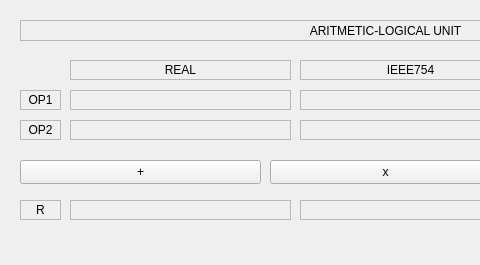
First picture: the form in Practica_4_ARCO/mainwindow.ui, repository angelmtnzz/ALU-ARCO, before the edit; both pictures show x 0 to 480 and y 0 to 265 of the 773 by 265 pixel window.
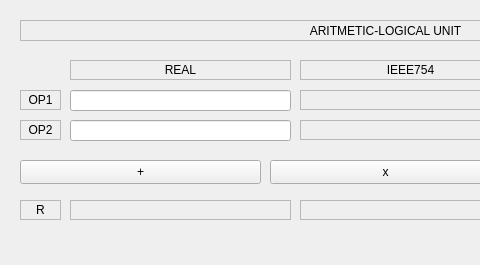
Second picture: the form after the edit.

The edit to the form file:
```diff
--- a/Practica_4_ARCO/mainwindow.ui
+++ b/Practica_4_ARCO/mainwindow.ui
@@ -128,25 +128,6 @@
      <set>Qt::AlignCenter</set>
     </property>
    </widget>
-   <widget class="QLabel" name="op1R">
-    <property name="geometry">
-     <rect>
-      <x>70</x>
-      <y>90</y>
-      <width>221</width>
-      <height>20</height>
-     </rect>
-    </property>
-    <property name="frameShape">
-     <enum>QFrame::StyledPanel</enum>
-    </property>
-    <property name="text">
-     <string/>
-    </property>
-    <property name="alignment">
-     <set>Qt::AlignCenter</set>
-    </property>
-   </widget>
    <widget class="QLabel" name="op1I">
     <property name="geometry">
      <rect>
@@ -185,25 +166,6 @@
      <set>Qt::AlignCenter</set>
     </property>
    </widget>
-   <widget class="QLabel" name="op2R">
-    <property name="geometry">
-     <rect>
-      <x>70</x>
-      <y>120</y>
-      <width>221</width>
-      <height>20</height>
-     </rect>
-    </property>
-    <property name="frameShape">
-     <enum>QFrame::StyledPanel</enum>
-    </property>
-    <property name="text">
-     <string/>
-    </property>
-    <property name="alignment">
-     <set>Qt::AlignCenter</set>
-    </property>
-   </widget>
    <widget class="QLabel" name="op2I">
     <property name="geometry">
      <rect>
@@ -357,6 +319,26 @@
      <set>Qt::AlignCenter</set>
     </property>
    </widget>
+   <widget class="QLineEdit" name="op2R">
+    <property name="geometry">
+     <rect>
+      <x>70</x>
+      <y>120</y>
+      <width>221</width>
+      <height>21</height>
+     </rect>
+    </property>
+   </widget>
+   <widget class="QLineEdit" name="op1R">
+    <property name="geometry">
+     <rect>
+      <x>70</x>
+      <y>90</y>
+      <width>221</width>
+      <height>21</height>
+     </rect>
+    </property>
+   </widget>
   </widget>
   <widget class="QStatusBar" name="statusbar"/>
  </widget>
```
Left out of the diff: 6 changed lines with no effect on the pictures.
